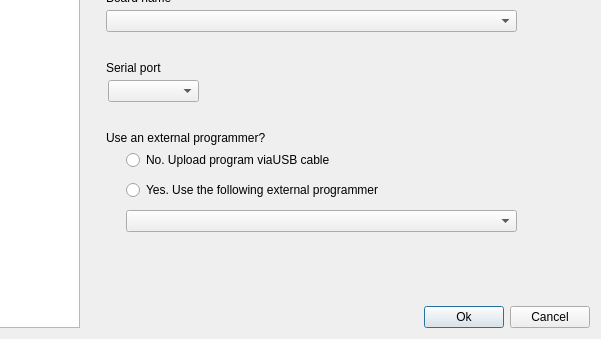
This is src/projectproperties.ui in aporto/mariamole as Qt 5 draws it before an edit; both pictures show x 81 to 682 and y 91 to 430 of the 682 by 430 pixel window. The edited form follows.
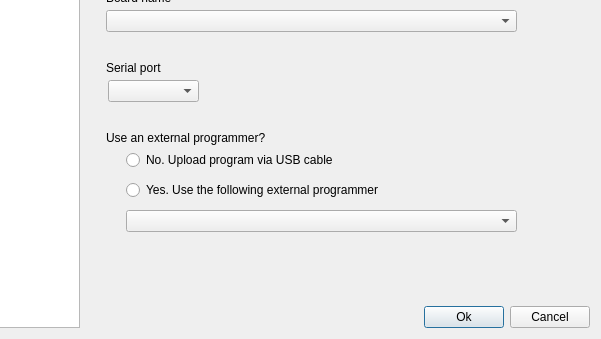
This is the edited form.

```diff
--- a/src/projectproperties.ui
+++ b/src/projectproperties.ui
@@ -75,7 +75,7 @@
             </rect>
            </property>
            <property name="text">
-            <string>No. Upload program viaUSB cable</string>
+            <string>No. Upload program via USB cable</string>
            </property>
           </widget>
           <widget class="QRadioButton" name="rbYesExternalProgrammer">
```
